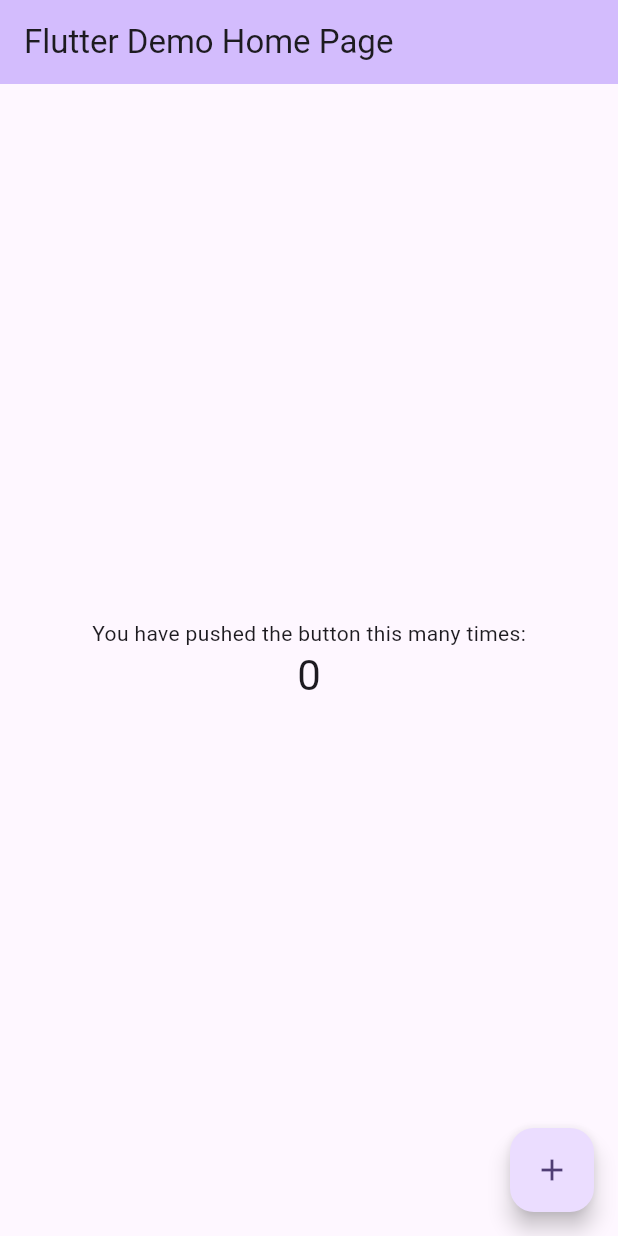
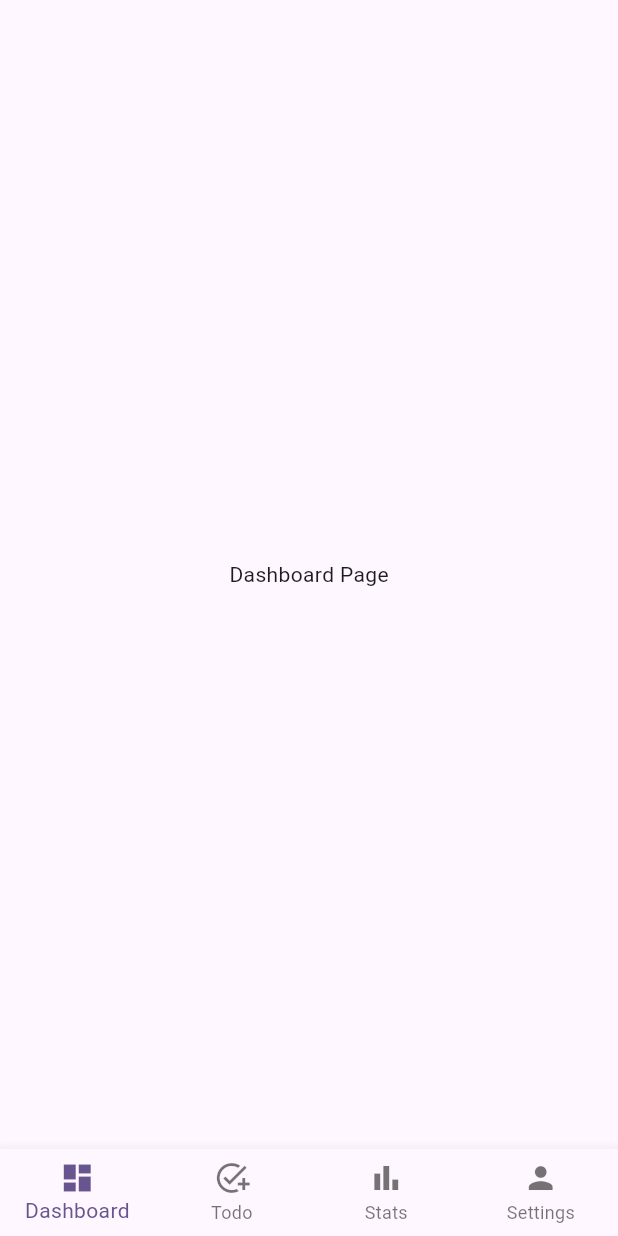
Before and after one commit to bear2u/codex_todo, a Flutter app: the screen it shows after launch, on a phone screen of 412 x 824 dp. Run offline on Flutter 3.47's test engine with Material 3 defaults, Android fonts, the phone set to English and light mode, and no system bars.

Commit message:
Implement Todo page

```diff
--- a/lib/main.dart
+++ b/lib/main.dart
@@ -7,116 +7,155 @@ void main() {
 class MyApp extends StatelessWidget {
   const MyApp({super.key});
 
-  // This widget is the root of your application.
   @override
   Widget build(BuildContext context) {
     return MaterialApp(
-      title: 'Flutter Demo',
+      title: 'Codex Todo',
       theme: ThemeData(
-        // This is the theme of your application.
-        //
-        // TRY THIS: Try running your application with "flutter run". You'll see
-        // the application has a purple toolbar. Then, without quitting the app,
-        // try changing the seedColor in the colorScheme below to Colors.green
-        // and then invoke "hot reload" (save your changes or press the "hot
-        // reload" button in a Flutter-supported IDE, or press "r" if you used
-        // the command line to start the app).
-        //
-        // Notice that the counter didn't reset back to zero; the application
-        // state is not lost during the reload. To reset the state, use hot
-        // restart instead.
-        //
-        // This works for code too, not just values: Most code changes can be
-        // tested with just a hot reload.
         colorScheme: ColorScheme.fromSeed(seedColor: Colors.deepPurple),
+        useMaterial3: true,
       ),
-      home: const MyHomePage(title: 'Flutter Demo Home Page'),
+      home: const HomePage(),
     );
   }
 }
 
-class MyHomePage extends StatefulWidget {
-  const MyHomePage({super.key, required this.title});
-
-  // This widget is the home page of your application. It is stateful, meaning
-  // that it has a State object (defined below) that contains fields that affect
-  // how it looks.
-
-  // This class is the configuration for the state. It holds the values (in this
-  // case the title) provided by the parent (in this case the App widget) and
-  // used by the build method of the State. Fields in a Widget subclass are
-  // always marked "final".
-
-  final String title;
+class HomePage extends StatefulWidget {
+  const HomePage({super.key});
 
   @override
-  State<MyHomePage> createState() => _MyHomePageState();
+  State<HomePage> createState() => _HomePageState();
 }
 
-class _MyHomePageState extends State<MyHomePage> {
-  int _counter = 0;
+class _HomePageState extends State<HomePage> {
+  int _selectedIndex = 0;
 
-  void _incrementCounter() {
+  static const List<Widget> _pages = <Widget>[
+    DashboardPage(),
+    TodoPage(),
+    StatsPage(),
+    SettingsPage(),
+  ];
+
+  void _onItemTapped(int index) {
     setState(() {
-      // This call to setState tells the Flutter framework that something has
-      // changed in this State, which causes it to rerun the build method below
-      // so that the display can reflect the updated values. If we changed
-      // _counter without calling setState(), then the build method would not be
-      // called again, and so nothing would appear to happen.
-      _counter++;
+      _selectedIndex = index;
     });
   }
 
   @override
   Widget build(BuildContext context) {
-    // This method is rerun every time setState is called, for instance as done
-    // by the _incrementCounter method above.
-    //
-    // The Flutter framework has been optimized to make rerunning build methods
-    // fast, so that you can just rebuild anything that needs updating rather
-    // than having to individually change instances of widgets.
     return Scaffold(
-      appBar: AppBar(
-        // TRY THIS: Try changing the color here to a specific color (to
-        // Colors.amber, perhaps?) and trigger a hot reload to see the AppBar
-        // change color while the other colors stay the same.
-        backgroundColor: Theme.of(context).colorScheme.inversePrimary,
-        // Here we take the value from the MyHomePage object that was created by
-        // the App.build method, and use it to set our appbar title.
-        title: Text(widget.title),
+      body: Center(child: _pages[_selectedIndex]),
+      bottomNavigationBar: BottomNavigationBar(
+        currentIndex: _selectedIndex,
+        onTap: _onItemTapped,
+        type: BottomNavigationBarType.fixed,
+        items: const <BottomNavigationBarItem>[
+          BottomNavigationBarItem(
+            icon: Icon(Icons.dashboard),
+            label: 'Dashboard',
+          ),
+          BottomNavigationBarItem(
+            icon: Icon(Icons.add_task),
+            label: 'Todo',
+          ),
+          BottomNavigationBarItem(
+            icon: Icon(Icons.bar_chart),
+            label: 'Stats',
+          ),
+          BottomNavigationBarItem(
+            icon: Icon(Icons.person),
+            label: 'Settings',
+          ),
+        ],
       ),
-      body: Center(
-        // Center is a layout widget. It takes a single child and positions it
-        // in the middle of the parent.
-        child: Column(
-          // Column is also a layout widget. It takes a list of children and
-          // arranges them vertically. By default, it sizes itself to fit its
-          // children horizontally, and tries to be as tall as its parent.
-          //
-          // Column has various properties to control how it sizes itself and
-          // how it positions its children. Here we use mainAxisAlignment to
-          // center the children vertically; the main axis here is the vertical
-          // axis because Columns are vertical (the cross axis would be
-          // horizontal).
-          //
-          // TRY THIS: Invoke "debug painting" (choose the "Toggle Debug Paint"
-          // action in the IDE, or press "p" in the console), to see the
-          // wireframe for each widget.
-          mainAxisAlignment: MainAxisAlignment.center,
-          children: <Widget>[
-            const Text('You have pushed the button this many times:'),
-            Text(
-              '$_counter',
-              style: Theme.of(context).textTheme.headlineMedium,
-            ),
-          ],
-        ),
-      ),
-      floatingActionButton: FloatingActionButton(
-        onPressed: _incrementCounter,
-        tooltip: 'Increment',
-        child: const Icon(Icons.add),
-      ), // This trailing comma makes auto-formatting nicer for build methods.
     );
   }
 }
+
+class DashboardPage extends StatelessWidget {
+  const DashboardPage({super.key});
+
+  @override
+  Widget build(BuildContext context) {
+    return const Text('Dashboard Page');
+  }
+}
+
+class TodoPage extends StatefulWidget {
+  const TodoPage({super.key});
+
+  @override
+  State<TodoPage> createState() => _TodoPageState();
+}
+
+class _TodoPageState extends State<TodoPage> {
+  final TextEditingController _controller = TextEditingController();
+  final List<String> _todos = [];
+
+  void _addTodo() {
+    final text = _controller.text.trim();
+    if (text.isEmpty) return;
+    setState(() {
+      _todos.add(text);
+      _controller.clear();
+    });
+  }
+
+  @override
+  Widget build(BuildContext context) {
+    return Padding(
+      padding: const EdgeInsets.all(16),
+      child: Column(
+        crossAxisAlignment: CrossAxisAlignment.start,
+        children: [
+          TextField(
+            controller: _controller,
+            decoration: const InputDecoration(labelText: 'New Todo'),
+            onSubmitted: (_) => _addTodo(),
+          ),
+          const SizedBox(height: 8),
+          ElevatedButton(
+            onPressed: _addTodo,
+            child: const Text('Add'),
+          ),
+          const SizedBox(height: 16),
+          const Text(
+            'Todo List',
+            style: TextStyle(fontSize: 18, fontWeight: FontWeight.bold),
+          ),
+          const SizedBox(height: 8),
+          Expanded(
+            child: ListView.builder(
+              itemCount: _todos.length,
+              itemBuilder: (context, index) {
+                return ListTile(
+                  title: Text(_todos[index]),
+                );
+              },
+            ),
+          ),
+        ],
+      ),
+    );
+  }
+}
+
+class StatsPage extends StatelessWidget {
+  const StatsPage({super.key});
+
+  @override
+  Widget build(BuildContext context) {
+    return const Text('Stats Page');
+  }
+}
+
+class SettingsPage extends StatelessWidget {
+  const SettingsPage({super.key});
+
+  @override
+  Widget build(BuildContext context) {
+    return const Text('Settings Page');
+  }
+}
```
Also changed, not shown: 1 other file.
